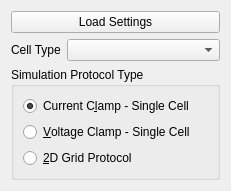
This is src/LongQtMain/chooseprotowidget.ui in hundlab/LongQt as Qt 5 draws it before an edit. The edited form follows.
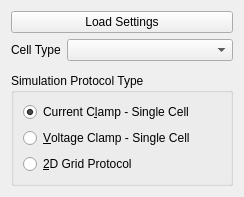
This is the edited form.

Diff of the .ui file:
```diff
--- a/src/LongQtMain/chooseprotowidget.ui
+++ b/src/LongQtMain/chooseprotowidget.ui
@@ -6,8 +6,8 @@
    <rect>
     <x>0</x>
     <y>0</y>
-    <width>231</width>
-    <height>164</height>
+    <width>244</width>
+    <height>179</height>
    </rect>
   </property>
   <property name="sizePolicy">
@@ -30,7 +30,23 @@
    <item row="1" column="1">
     <widget class="QComboBox" name="cellType"/>
    </item>
-   <item row="2" column="0" colspan="2">
+   <item row="2" column="0">
+    <spacer name="verticalSpacer_2">
+     <property name="orientation">
+      <enum>Qt::Vertical</enum>
+     </property>
+     <property name="sizeType">
+      <enum>QSizePolicy::Preferred</enum>
+     </property>
+     <property name="sizeHint" stdset="0">
+      <size>
+       <width>20</width>
+       <height>5</height>
+      </size>
+     </property>
+    </spacer>
+   </item>
+   <item row="3" column="0" colspan="2">
     <widget class="QGroupBox" name="protocolType">
      <property name="sizePolicy">
       <sizepolicy hsizetype="Preferred" vsizetype="MinimumExpanding">
@@ -41,6 +57,15 @@
      <property name="title">
       <string>Simulation Protocol Type</string>
      </property>
+     <property name="alignment">
+      <set>Qt::AlignLeading|Qt::AlignLeft|Qt::AlignTop</set>
+     </property>
+     <property name="flat">
+      <bool>true</bool>
+     </property>
+     <property name="checkable">
+      <bool>false</bool>
+     </property>
      <layout class="QVBoxLayout" name="groupBoxLayout">
       <item>
        <widget class="QRadioButton" name="currentClamp">
```
Left out of the diff: 14 changed lines with no effect on the pictures.
